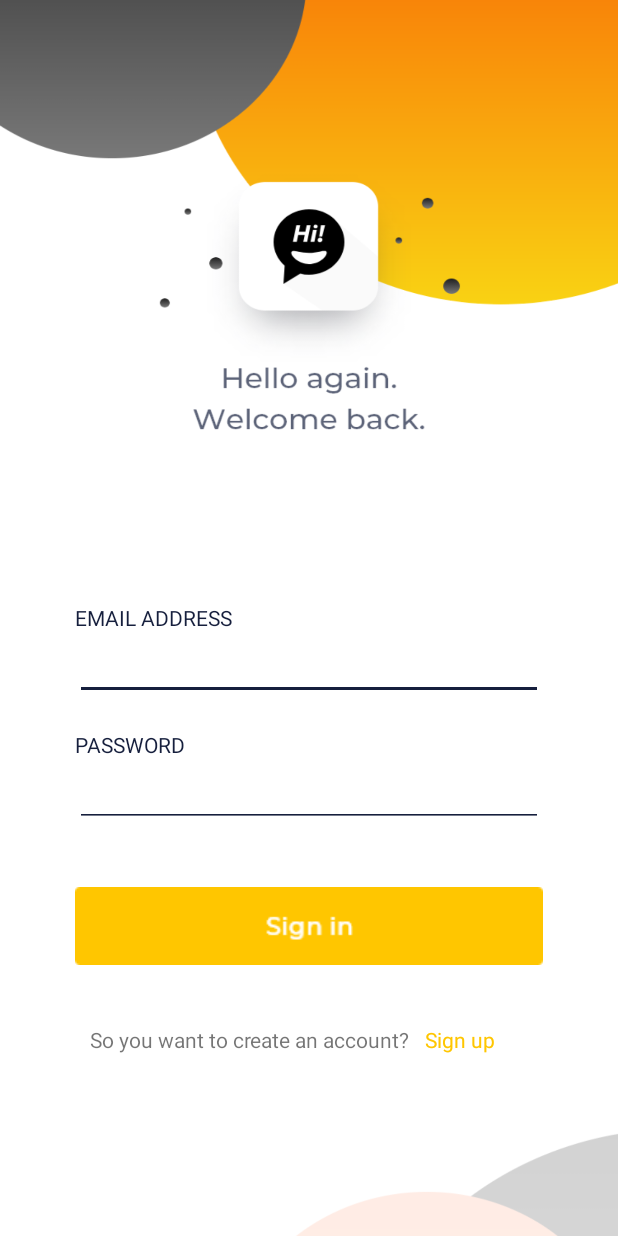
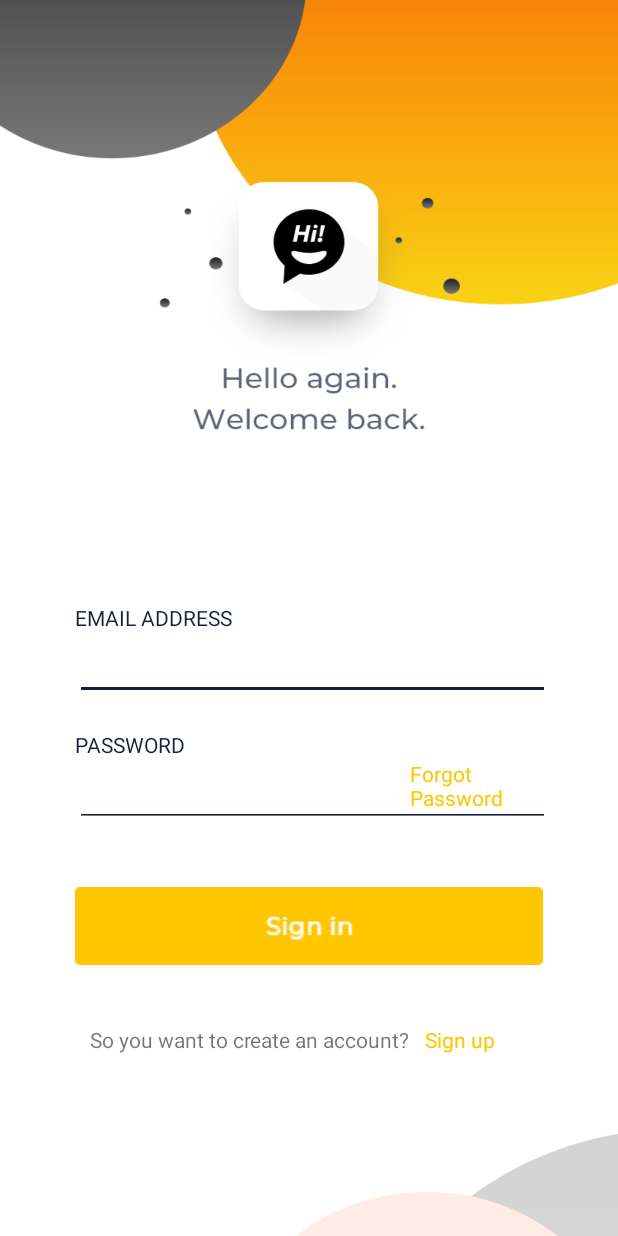
Before and after one commit to cakarakif/Smart-Display-Android, an Android app: the screen it shows after launch (signin), on a phone screen of 412 x 824 dp. Run offline under Robolectric (Android 15) with nearby library versions, the phone set to English and light mode, and no system bars.

Commit message:
design v2

```diff
--- a/SmartDisplay/app/src/main/res/layout/activity_signin.xml
+++ b/SmartDisplay/app/src/main/res/layout/activity_signin.xml
@@ -17,11 +17,12 @@
         android:layout_centerVertical="true"/>
 
     <EditText
+        android:maxLength="30"
         app:backgroundTint="@color/gray"
         android:textCursorDrawable="@drawable/black_cursor"
         android:id="@+id/email"
         android:layout_marginLeft="50dp"
-        android:layout_marginRight="50dp"
+        android:layout_marginRight="45dp"
         android:layout_below="@+id/emailTag"
         android:layout_width="match_parent"
         android:layout_height="wrap_content"/>
@@ -37,14 +38,27 @@
         android:text="PASSWORD"/>
 
     <EditText
+        android:maxLength="30"
         android:inputType="textPassword"
         app:backgroundTint="@color/gray"
         android:textCursorDrawable="@drawable/black_cursor"
         android:id="@+id/password"
         android:layout_marginLeft="50dp"
-        android:layout_marginRight="50dp"
+        android:layout_marginRight="45dp"
         android:layout_below="@+id/passwordTag"
         android:layout_width="match_parent"
+        android:layout_height="wrap_content"/>
+
+    <TextView
+        android:contextClickable="true"
+        android:layout_marginRight="50dp"
+        android:textColor="@color/yellow"
+        android:clickable="true"
+        android:id="@+id/forgotPass"
+        android:layout_below="@+id/passwordTag"
+        android:layout_toRightOf="@+id/singupTag"
+        android:text="Forgot Password"
+        android:layout_width="wrap_content"
         android:layout_height="wrap_content"/>
 
     <Button
```
